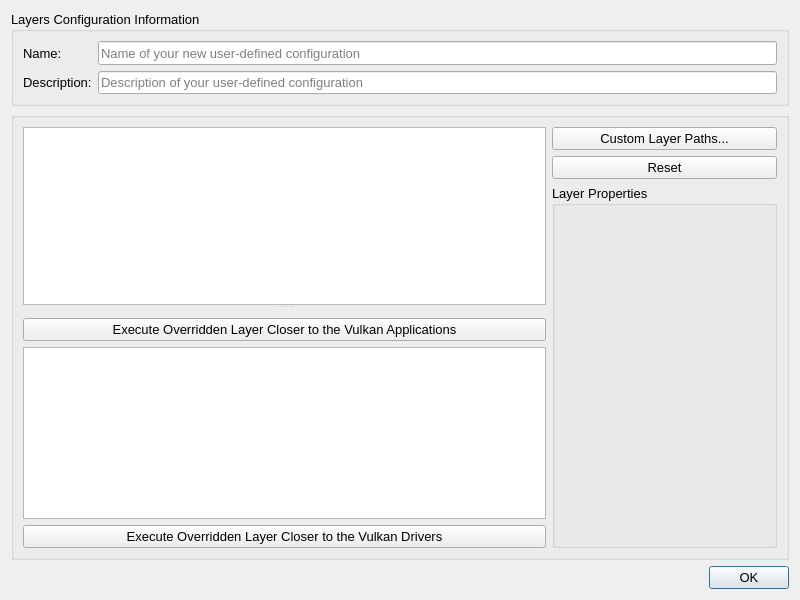
The window that vkconfig/dialog_layers.ui (LunarG/VulkanTools) describes before a commit, drawn with Qt 5.
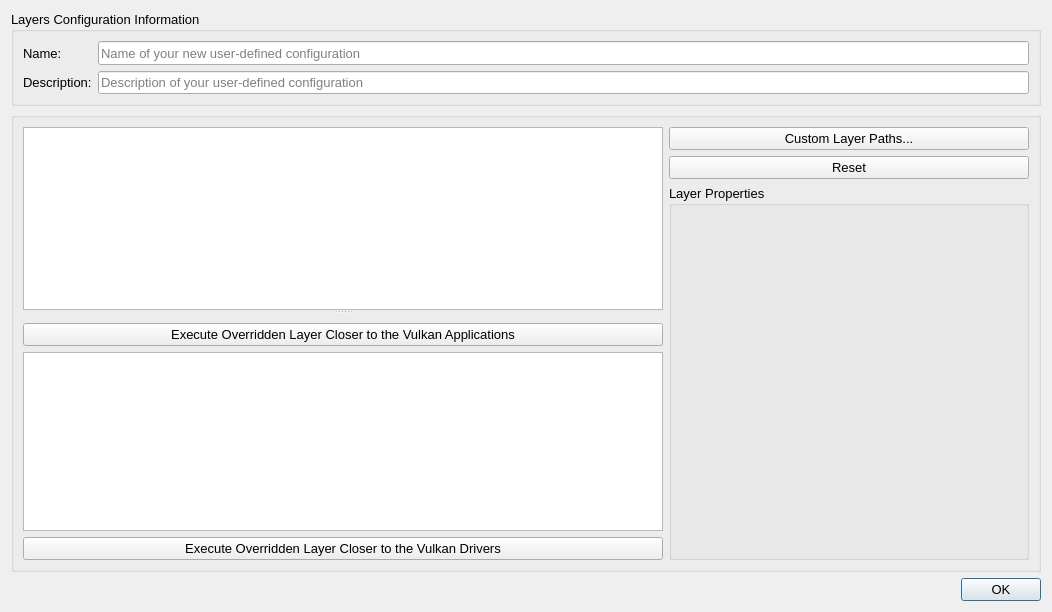
The same window after the commit.

Commit message: vkconfig: Improve description layout

Patch:
```diff
--- a/vkconfig/dialog_layers.ui
+++ b/vkconfig/dialog_layers.ui
@@ -6,13 +6,13 @@
    <rect>
     <x>0</x>
     <y>0</y>
-    <width>800</width>
-    <height>600</height>
+    <width>1052</width>
+    <height>612</height>
    </rect>
   </property>
   <property name="minimumSize">
    <size>
-    <width>640</width>
+    <width>800</width>
     <height>600</height>
    </size>
   </property>
@@ -321,7 +321,7 @@
        <widget class="QGroupBox" name="groupBox_5">
         <property name="minimumSize">
          <size>
-          <width>225</width>
+          <width>360</width>
           <height>0</height>
          </size>
         </property>
```
